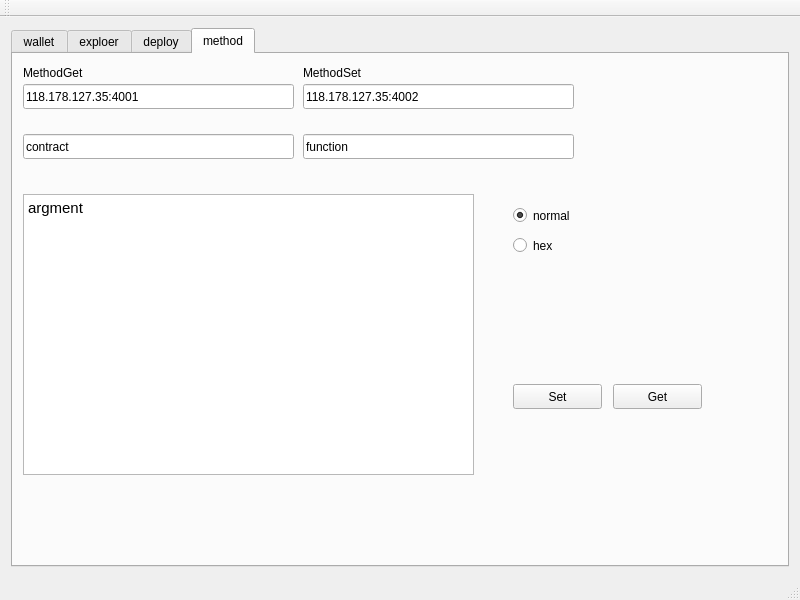
Qt form MainWindow.ui (t2dk49580/OriginWallet) before a commit.
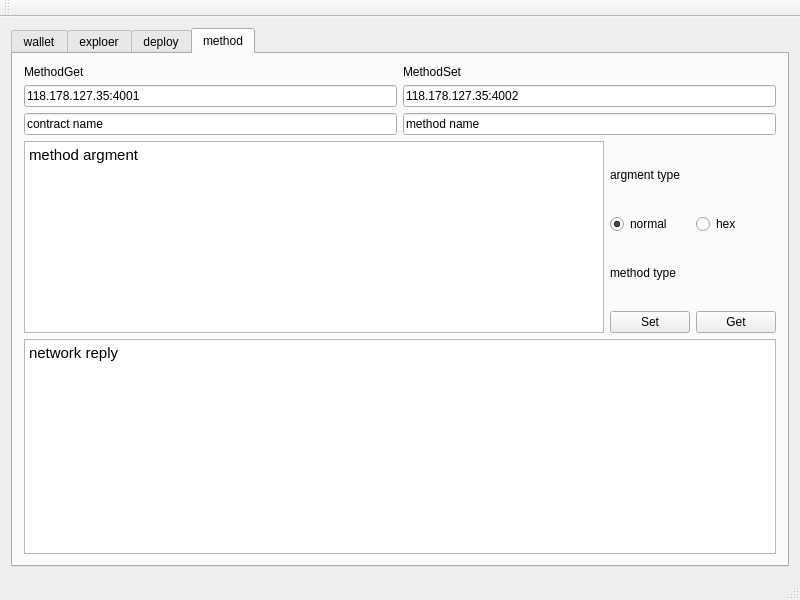
The same form after that commit. The open tabs and pages were chosen to show the change.

Commit message: add type hex normal

Diff of the .ui file:
```diff
--- a/MainWindow.ui
+++ b/MainWindow.ui
@@ -491,71 +491,85 @@
        <attribute name="title">
         <string>method</string>
        </attribute>
+       <layout class="QGridLayout" name="gridLayout_5">
+        <item row="0" column="0" colspan="2">
+         <layout class="QHBoxLayout" name="horizontalLayout_3">
+          <item>
+           <layout class="QVBoxLayout" name="verticalLayout_13">
+            <item>
+             <widget class="QLabel" name="label_14">
+              <property name="text">
+               <string>MethodGet</string>
+              </property>
+             </widget>
+            </item>
+            <item>
+             <widget class="QLineEdit" name="le_get_url">
+              <property name="text">
+               <string>118.178.127.35:4001</string>
+              </property>
+             </widget>
+            </item>
+            <item>
+             <widget class="QLineEdit" name="le_method_contract">
+              <property name="text">
+               <string>contract name</string>
+              </property>
+             </widget>
+            </item>
+           </layout>
+          </item>
+          <item>
+           <layout class="QVBoxLayout" name="verticalLayout_14">
+            <item>
+             <widget class="QLabel" name="label_15">
+              <property name="text">
+               <string>MethodSet</string>
+              </property>
+             </widget>
+            </item>
+            <item>
+             <widget class="QLineEdit" name="le_set_url">
+              <property name="text">
+               <string>118.178.127.35:4002</string>
+              </property>
+             </widget>
+            </item>
+            <item>
        <widget class="QLineEdit" name="le_method">
-        <property name="geometry">
-         <rect>
-          <x>290</x>
-          <y>80</y>
-          <width>271</width>
-          <height>25</height>
-         </rect>
-        </property>
         <property name="text">
-         <string>function</string>
-        </property>
-       </widget>
+               <string>method name</string>
+              </property>
+             </widget>
+            </item>
+           </layout>
+          </item>
+         </layout>
+        </item>
+        <item row="1" column="0" rowspan="2">
        <widget class="QTextEdit" name="te_arg">
-        <property name="geometry">
-         <rect>
-          <x>10</x>
-          <y>140</y>
-          <width>451</width>
-          <height>281</height>
-         </rect>
-        </property>
         <property name="html">
          <string>&lt;!DOCTYPE HTML PUBLIC &quot;-//W3C//DTD HTML 4.0//EN&quot; &quot;http://www.w3.org/TR/REC-html40/strict.dtd&quot;&gt;
 &lt;html&gt;&lt;head&gt;&lt;meta name=&quot;qrichtext&quot; content=&quot;1&quot; /&gt;&lt;style type=&quot;text/css&quot;&gt;
 p, li { white-space: pre-wrap; }
 &lt;/style&gt;&lt;/head&gt;&lt;body style=&quot; font-family:'Ubuntu'; font-size:11pt; font-weight:400; font-style:normal;&quot;&gt;
-&lt;p style=&quot; margin-top:0px; margin-bottom:0px; margin-left:0px; margin-right:0px; -qt-block-indent:0; text-indent:0px;&quot;&gt;argment&lt;/p&gt;&lt;/body&gt;&lt;/html&gt;</string>
-        </property>
-       </widget>
-       <widget class="QPushButton" name="pushButton_2">
-        <property name="geometry">
-         <rect>
-          <x>500</x>
-          <y>330</y>
-          <width>89</width>
-          <height>25</height>
-         </rect>
-        </property>
+&lt;p style=&quot; margin-top:0px; margin-bottom:0px; margin-left:0px; margin-right:0px; -qt-block-indent:0; text-indent:0px;&quot;&gt;method argment&lt;/p&gt;&lt;/body&gt;&lt;/html&gt;</string>
+          </property>
+         </widget>
+        </item>
+        <item row="1" column="1">
+         <layout class="QVBoxLayout" name="verticalLayout_15">
+          <item>
+           <widget class="QLabel" name="label_16">
         <property name="text">
-         <string>Set</string>
-        </property>
-       </widget>
-       <widget class="QLineEdit" name="le_method_contract">
-        <property name="geometry">
-         <rect>
-          <x>10</x>
-          <y>80</y>
-          <width>271</width>
-          <height>25</height>
-         </rect>
-        </property>
-        <property name="text">
-         <string>contract</string>
-        </property>
-       </widget>
+             <string>argment type</string>
+            </property>
+           </widget>
+          </item>
+          <item>
+           <layout class="QHBoxLayout" name="horizontalLayout_4">
+            <item>
        <widget class="QRadioButton" name="rb_normal">
-        <property name="geometry">
-         <rect>
-          <x>500</x>
-          <y>150</y>
-          <width>112</width>
-          <height>23</height>
-         </rect>
-        </property>
         <property name="text">
          <string>normal</string>
         </property>
@@ -563,84 +577,65 @@
          <bool>true</bool>
         </property>
        </widget>
+            </item>
+            <item>
        <widget class="QRadioButton" name="rb_hex">
-        <property name="geometry">
-         <rect>
-          <x>500</x>
-          <y>180</y>
-          <width>112</width>
-          <height>23</height>
-         </rect>
-        </property>
         <property name="text">
          <string>hex</string>
         </property>
        </widget>
-       <widget class="QLineEdit" name="le_set_url">
-        <property name="geometry">
-         <rect>
-          <x>290</x>
-          <y>30</y>
-          <width>271</width>
-          <height>25</height>
-         </rect>
-        </property>
+            </item>
+           </layout>
+          </item>
+         </layout>
+        </item>
+        <item row="2" column="1">
+         <layout class="QVBoxLayout" name="verticalLayout_16">
+          <item>
+           <widget class="QLabel" name="label_17">
+            <property name="text">
+             <string>method type</string>
+            </property>
+           </widget>
+          </item>
+          <item>
+           <layout class="QHBoxLayout" name="horizontalLayout_5">
+            <item>
+             <widget class="QPushButton" name="pushButton_2">
+              <property name="minimumSize">
+               <size>
+                <width>0</width>
+                <height>0</height>
+               </size>
+              </property>
         <property name="text">
-         <string>118.178.127.35:4002</string>
-        </property>
-       </widget>
+               <string>Set</string>
+              </property>
+             </widget>
+            </item>
+            <item>
        <widget class="QPushButton" name="pushButton_3">
-        <property name="geometry">
-         <rect>
-          <x>600</x>
-          <y>330</y>
-          <width>89</width>
-          <height>25</height>
-         </rect>
-        </property>
         <property name="text">
          <string>Get</string>
         </property>
        </widget>
-       <widget class="QLineEdit" name="le_get_url">
-        <property name="geometry">
-         <rect>
-          <x>10</x>
-          <y>30</y>
-          <width>271</width>
-          <height>25</height>
-         </rect>
-        </property>
-        <property name="text">
-         <string>118.178.127.35:4001</string>
-        </property>
-       </widget>
-       <widget class="QLabel" name="label_14">
-        <property name="geometry">
-         <rect>
-          <x>10</x>
-          <y>10</y>
-          <width>271</width>
-          <height>17</height>
-         </rect>
-        </property>
-        <property name="text">
-         <string>MethodGet</string>
-        </property>
-       </widget>
-       <widget class="QLabel" name="label_15">
-        <property name="geometry">
-         <rect>
-          <x>290</x>
-          <y>10</y>
-          <width>271</width>
-          <height>17</height>
-         </rect>
-        </property>
-        <property name="text">
-         <string>MethodSet</string>
-        </property>
-       </widget>
+            </item>
+           </layout>
+          </item>
+         </layout>
+        </item>
+        <item row="3" column="0" colspan="2">
+         <widget class="QTextBrowser" name="tb_network">
+          <property name="html">
+           <string>&lt;!DOCTYPE HTML PUBLIC &quot;-//W3C//DTD HTML 4.0//EN&quot; &quot;http://www.w3.org/TR/REC-html40/strict.dtd&quot;&gt;
+&lt;html&gt;&lt;head&gt;&lt;meta name=&quot;qrichtext&quot; content=&quot;1&quot; /&gt;&lt;style type=&quot;text/css&quot;&gt;
+p, li { white-space: pre-wrap; }
+&lt;/style&gt;&lt;/head&gt;&lt;body style=&quot; font-family:'Ubuntu'; font-size:11pt; font-weight:400; font-style:normal;&quot;&gt;
+&lt;p style=&quot; margin-top:0px; margin-bottom:0px; margin-left:0px; margin-right:0px; -qt-block-indent:0; text-indent:0px;&quot;&gt;network reply&lt;/p&gt;&lt;/body&gt;&lt;/html&gt;</string>
+          </property>
+         </widget>
+        </item>
+       </layout>
       </widget>
      </widget>
     </item>
```
Lines whose indentation alone changed are shown as unchanged. The commit also changes 3 other files.
